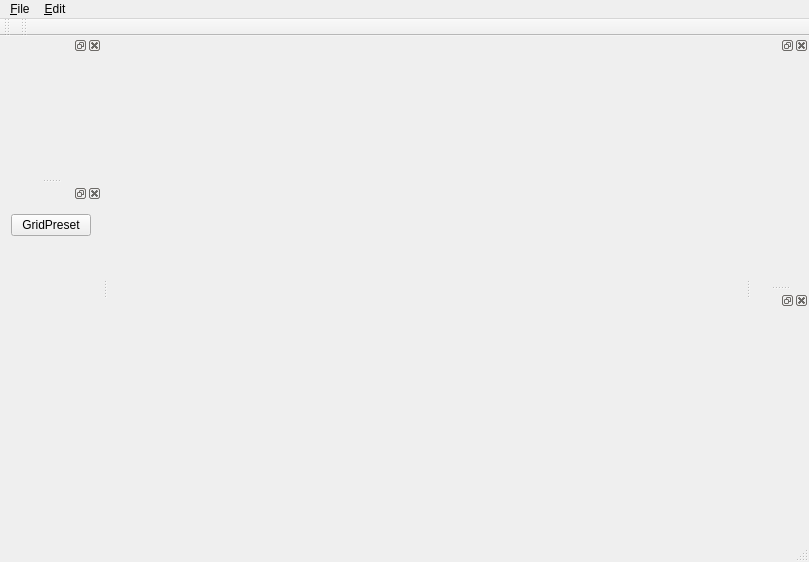
Above: src/Editor.ui from samapico/scme before the change. Below: the same form after it.
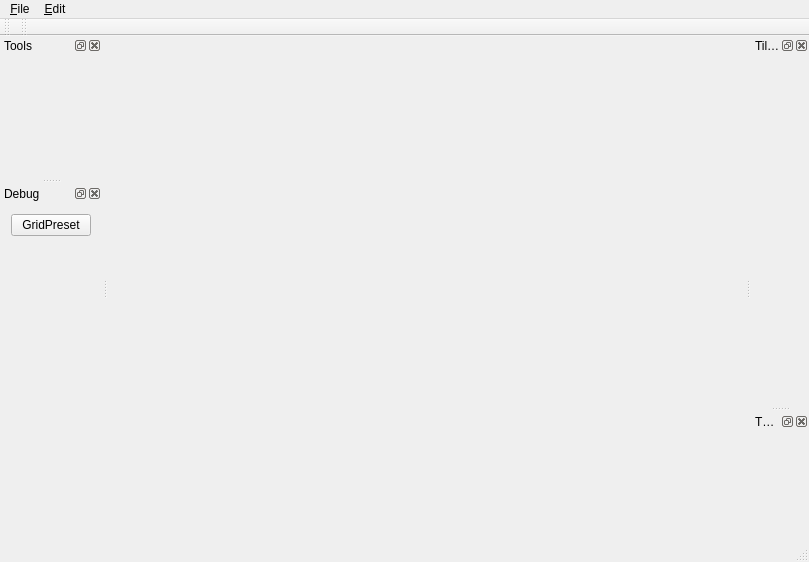
That is the form after the change.

Commit message: -Handling of 'new', 'open' and close commands -The tileset of a level is read and displayed after opening -Made destructors virtual

What changed in the file:
```diff
--- a/src/Editor.ui
+++ b/src/Editor.ui
@@ -48,6 +48,9 @@
   </widget>
   <widget class="QStatusBar" name="statusBar"/>
   <widget class="QDockWidget" name="dockTools">
+   <property name="windowTitle">
+    <string>Tools</string>
+   </property>
    <attribute name="dockWidgetArea">
     <number>1</number>
    </attribute>
@@ -67,18 +70,37 @@
    </attribute>
   </widget>
   <widget class="QDockWidget" name="dockTileset">
+   <property name="windowTitle">
+    <string>Tileset</string>
+   </property>
    <attribute name="dockWidgetArea">
     <number>2</number>
    </attribute>
-   <widget class="QWidget" name="dockWidgetContents_2"/>
+   <widget class="QWidget" name="dockWidgetContents_2">
+    <layout class="QVBoxLayout" name="verticalLayout_4">
+     <item>
+      <widget class="QLabel" name="labelTileset">
+       <property name="text">
+        <string/>
+       </property>
+      </widget>
+     </item>
+    </layout>
+   </widget>
   </widget>
   <widget class="QDockWidget" name="dockRadar">
+   <property name="windowTitle">
+    <string>Thumbnail</string>
+   </property>
    <attribute name="dockWidgetArea">
     <number>2</number>
    </attribute>
    <widget class="QWidget" name="dockWidgetContents_3"/>
   </widget>
   <widget class="QDockWidget" name="dockDebug">
+   <property name="windowTitle">
+    <string>Debug</string>
+   </property>
    <attribute name="dockWidgetArea">
     <number>1</number>
    </attribute>
```
Left out of the diff: 46 changed lines with no effect on the pictures. The commit also changes 27 other files.
